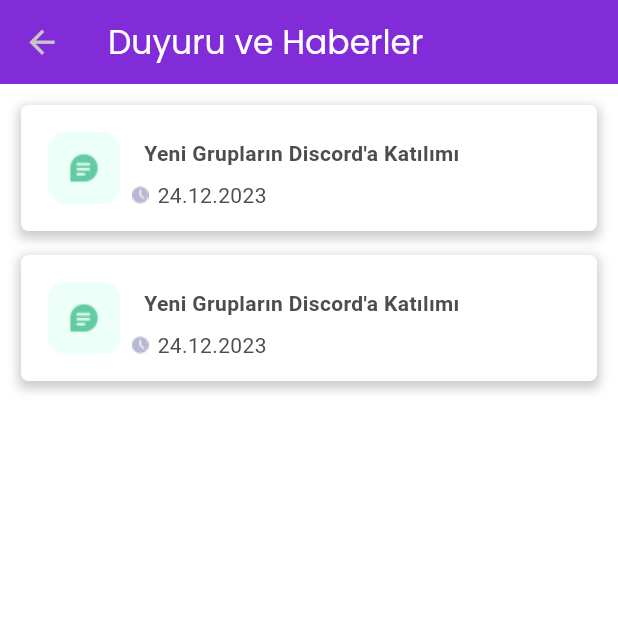
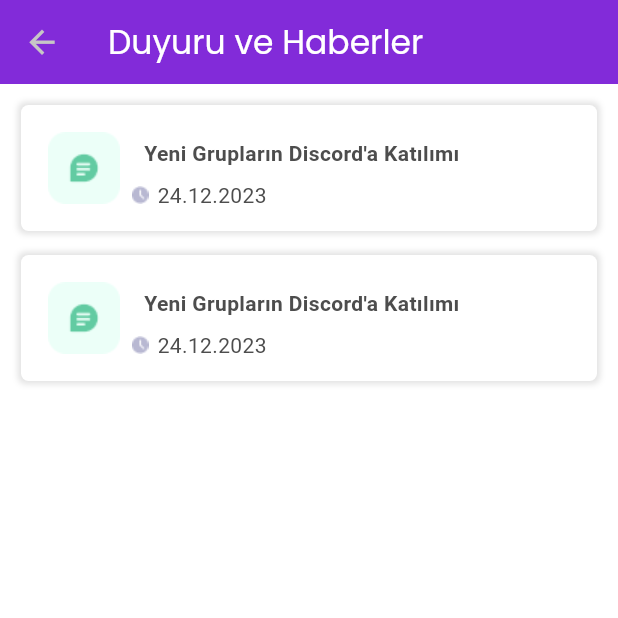
Before and after one commit to ozgeakinci/tobeto-app, a Flutter app: the SwiperPage screen opened directly, after a tap on "Duyuru ve Haberler", on a phone screen of 412 x 824 dp, the top half of it. Run offline on Flutter 3.47's test engine with Material 3 defaults, Android fonts, the phone set to English and light mode, and no system bars; our stand-ins replace google_fonts.

Commit message:
theme dark-light edited second

```diff
--- a/lib/menu/menu_screen.dart
+++ b/lib/menu/menu_screen.dart
@@ -82,9 +82,6 @@
                   ),
                   Text(
                     'Tobeto',
-                    style: TextStyle(
-                        color: TobetoAppColor.textColor,
-                        fontWeight: FontWeight.bold),
                   ),
                 ],
               ),
@@ -114,9 +111,6 @@
             child: ListTile(
               title: Text(
                 'Çıkış Yap',
-                style: TextStyle(
-                    color: TobetoAppColor.textColor,
-                    fontWeight: FontWeight.bold),
               ),
               trailing: const Icon(Icons.logout_outlined),
               onTap: () {
--- a/lib/view/widgets/announccementAndnewsWidgets/natification_card.dart
+++ b/lib/view/widgets/announccementAndnewsWidgets/natification_card.dart
@@ -10,14 +10,14 @@
     return Container(
       padding: const EdgeInsets.all(10),
       decoration: BoxDecoration(
-          borderRadius: BorderRadius.circular(5), // Adjust the radius as needed
+          borderRadius: BorderRadius.circular(5),
           boxShadow: [
             BoxShadow(
-              color: Colors.grey.withOpacity(0.5),
-              spreadRadius: 2,
-              blurRadius: 5,
-              offset: Offset(0, 3),
-            ),
+                color: isDarkMode
+                    ? Colors.grey.withOpacity(0.1)
+                    : Colors.grey.withOpacity(0.3),
+                spreadRadius: 2,
+                blurRadius: 3),
           ],
           color: isDarkMode
               ? TobetoAppColor.buttonColorDark
--- a/lib/view/widgets/big_button.dart
+++ b/lib/view/widgets/big_button.dart
@@ -55,7 +55,7 @@
                   style: TextStyle(
                       color: isDarkMode
                           ? TobetoAppColor.textColorDark
-                          : TobetoAppColor.textColorDark),
+                          : TobetoAppColor.textColorBlack),
                 ),
               ),
             )
```
Also changed, not shown: lib/theme/tobeto_theme.dart (+14 -6 lines), lib/view/screens/homeScreens/recourses.dart (+5 -5 lines), lib/view/screens/homeScreens/surveys.dart (+5 -2 lines), lib/view/widgets/educations_list_item.dart (+8 -5 lines).
